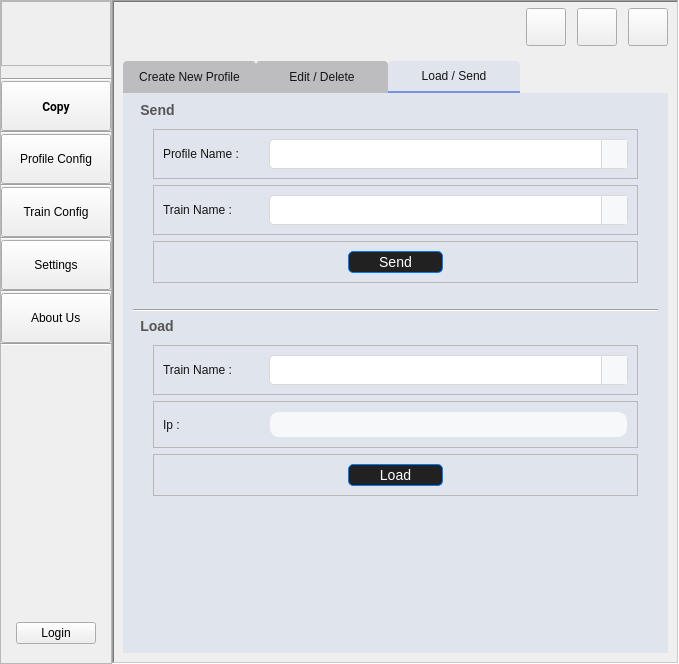
Above: UIFiles/mainUI.ui from amirhossein-mlkz/railProject_imageCopy before the change. Below: the same form after it.
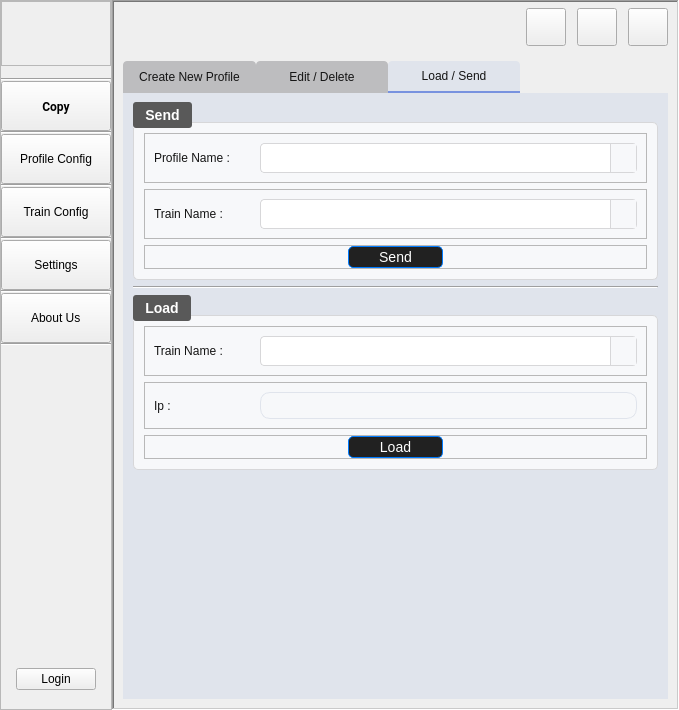
That is the form after the change. The open tabs and pages were chosen to show the change. Icons and pictures are not drawn. Custom widgets are drawn as their Qt base class.

The edit to the form file:
```diff
--- a/UIFiles/mainUI.ui
+++ b/UIFiles/mainUI.ui
@@ -10,7 +10,7 @@
     <x>0</x>
     <y>0</y>
     <width>617</width>
-    <height>664</height>
+    <height>710</height>
    </rect>
   </property>
   <property name="sizePolicy">
@@ -714,6 +714,41 @@
 
 
 
+
+
+
+
+
+/**************************LGroupBoxStyle***************************/
+
+QGroupBox {
+    background-color: #F7F8FA;  /* Background color inside the group box */
+    border: 1px solid #D7D7D9;  /* Border around the group box */
+    border-radius: 5px;         /* Slight rounded corners */
+    margin-top: 20px;           /* Space between title and top edge */
+    padding: 10px;              /* Padding inside the group box */
+}
+
+QGroupBox::title {
+    subcontrol-origin: margin;  /* Position title over the border */
+    subcontrol-position: top left; /* Title alignment */
+
+	background-color: rgb(89, 89, 89);
+    padding: 5px 10px;          /* Padding around the title */
+    color: white;               /* Title text color */
+    border-radius: 3px;         /* Rounded corners for the title */
+    font-weight: bold;          /* Bold title text */
+}
+
+QGroupBox:disabled {
+    background-color: #E0E0E0;  /* Background when disabled */
+    color: #A0A0A0;             /* Text color when disabled */
+    border: 1px solid #D7D7D9;  /* Same border when disabled */
+}
+
+
+
+
 </string>
       </property>
       <layout class="QHBoxLayout" name="horizontalLayout_2">
@@ -3614,6 +3649,18 @@
                      <string>Send</string>
                     </property>
                     <layout class="QVBoxLayout" name="verticalLayout_8">
+                     <property name="leftMargin">
+                      <number>0</number>
+                     </property>
+                     <property name="topMargin">
+                      <number>0</number>
+                     </property>
+                     <property name="rightMargin">
+                      <number>0</number>
+                     </property>
+                     <property name="bottomMargin">
+                      <number>0</number>
+                     </property>
                      <item>
                       <widget class="QFrame" name="frame_62">
                        <property name="maximumSize">
@@ -3723,6 +3770,18 @@
                         <enum>QFrame::Raised</enum>
                        </property>
                        <layout class="QHBoxLayout" name="horizontalLayout_17">
+                        <property name="leftMargin">
+                         <number>0</number>
+                        </property>
+                        <property name="topMargin">
+                         <number>0</number>
+                        </property>
+                        <property name="rightMargin">
+                         <number>0</number>
+                        </property>
+                        <property name="bottomMargin">
+                         <number>0</number>
+                        </property>
                         <item>
                          <widget class="QPushButton" name="btn_send_profile">
                           <property name="maximumSize">
@@ -3755,6 +3814,18 @@
                      <string>Load</string>
                     </property>
                     <layout class="QVBoxLayout" name="verticalLayout_23">
+                     <property name="leftMargin">
+                      <number>0</number>
+                     </property>
+                     <property name="topMargin">
+                      <number>0</number>
+                     </property>
+                     <property name="rightMargin">
+                      <number>0</number>
+                     </property>
+                     <property name="bottomMargin">
+                      <number>0</number>
+                     </property>
                      <item>
                       <widget class="QFrame" name="frame_65">
                        <property name="maximumSize">
@@ -3857,6 +3928,21 @@
                         <enum>QFrame::Raised</enum>
                        </property>
                        <layout class="QHBoxLayout" name="horizontalLayout_36">
+                        <property name="spacing">
+                         <number>0</number>
+                        </property>
+                        <property name="leftMargin">
+                         <number>0</number>
+                        </property>
+                        <property name="topMargin">
+                         <number>0</number>
+                        </property>
+                        <property name="rightMargin">
+                         <number>0</number>
+                        </property>
+                        <property name="bottomMargin">
+                         <number>0</number>
+                        </property>
                         <item>
                          <widget class="QPushButton" name="btn_load_profile">
                           <property name="maximumSize">
```
Left out of the diff: 47 changed lines with no effect on the pictures.
